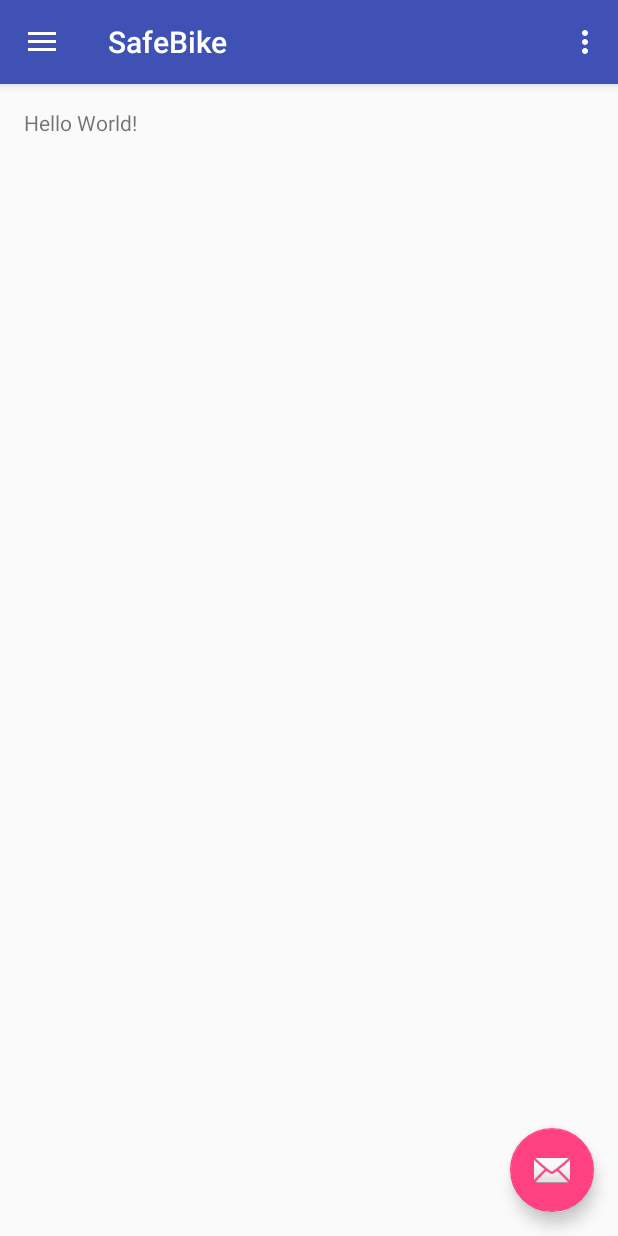
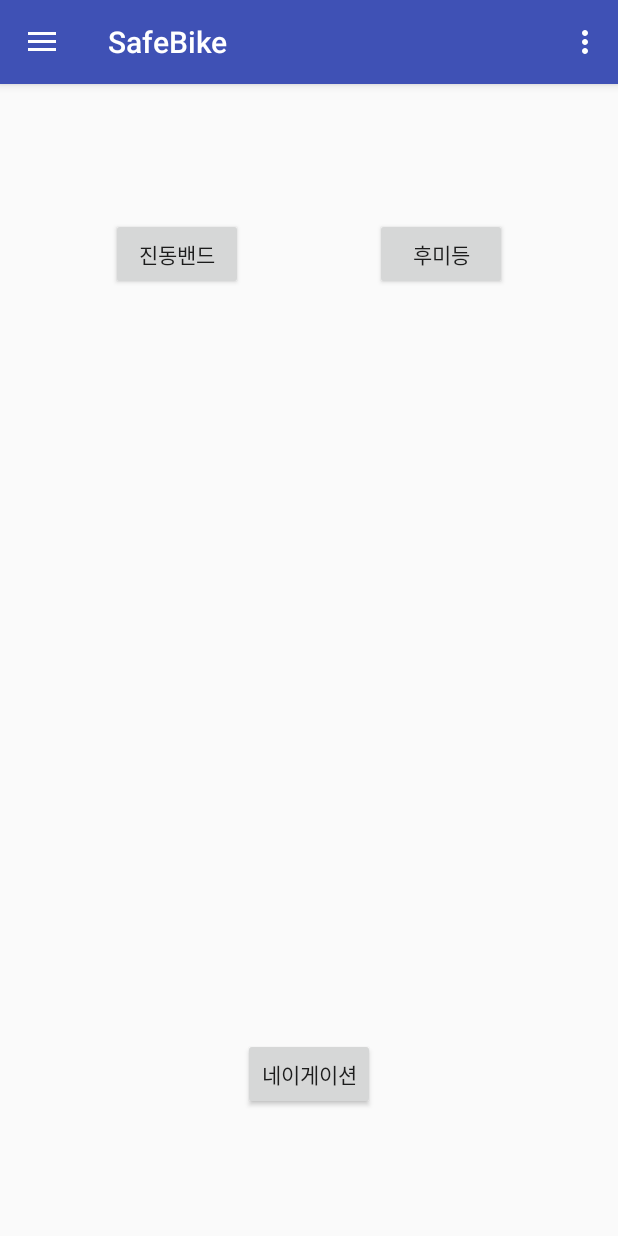
Before and after one commit to lhu114/SafeBike, an Android app: the screen it shows after launch (MainActivity), on a phone screen of 412 x 824 dp. Run offline under Robolectric (Android 15) with nearby library versions, the phone set to English and light mode, and no system bars.

Commit message:
[형욱 - 2015/10/29] 추가 : NavigationFragment, MainFragment, google_maps_api.xml, fragment_main.xml, fragment_navigation.xml 삭제 : 수정 : AndroidManifest.xml, MainActivity, build.gradle, content_main, app_bar_main 코멘트 : 메인액티비티에서 네비게이션 프래그먼트 지도 화면으로 이동까지 완료

```diff
--- a/app/build.gradle
+++ b/app/build.gradle
@@ -20,8 +20,9 @@ android {
 }
 
 dependencies {
-    compile fileTree(dir: 'libs', include: ['*.jar'])
+    compile fileTree(include: ['*.jar'], dir: 'libs')
     testCompile 'junit:junit:4.12'
     compile 'com.android.support:appcompat-v7:23.1.0'
     compile 'com.android.support:design:23.1.0'
+    compile 'com.google.android.gms:play-services:8.1.0'
 }
--- a/app/src/main/java/com/safering/safebike/MainActivity.java
+++ b/app/src/main/java/com/safering/safebike/MainActivity.java
@@ -1,9 +1,6 @@
 package com.safering.safebike;
 
 import android.os.Bundle;
-import android.support.design.widget.FloatingActionButton;
-import android.support.design.widget.Snackbar;
-import android.view.View;
 import android.support.design.widget.NavigationView;
 import android.support.v4.view.GravityCompat;
 import android.support.v4.widget.DrawerLayout;
@@ -17,20 +14,11 @@ public class MainActivity extends AppCompatActivity
         implements NavigationView.OnNavigationItemSelectedListener {
 
     @Override
-    protected void onCreate(Bundle savedInstanceState) {
+    protected void onCreate(final Bundle savedInstanceState) {
         super.onCreate(savedInstanceState);
         setContentView(R.layout.activity_main);
         Toolbar toolbar = (Toolbar) findViewById(R.id.toolbar);
         setSupportActionBar(toolbar);
-
-        FloatingActionButton fab = (FloatingActionButton) findViewById(R.id.fab);
-        fab.setOnClickListener(new View.OnClickListener() {
-            @Override
-            public void onClick(View view) {
-                Snackbar.make(view, "Replace with your own action", Snackbar.LENGTH_LONG)
-                        .setAction("Action", null).show();
-            }
-        });
 
         DrawerLayout drawer = (DrawerLayout) findViewById(R.id.drawer_layout);
         ActionBarDrawerToggle toggle = new ActionBarDrawerToggle(
@@ -40,6 +28,10 @@ public class MainActivity extends AppCompatActivity
 
         NavigationView navigationView = (NavigationView) findViewById(R.id.nav_view);
         navigationView.setNavigationItemSelectedListener(this);
+
+        if (savedInstanceState == null) {
+            getSupportFragmentManager().beginTransaction().add(R.id.container, new MainFragment()).commit();
+        }
     }
 
     @Override
--- /dev/null
+++ b/app/src/main/java/com/safering/safebike/MainFragment.java
@@ -0,0 +1,58 @@
+package com.safering.safebike;
+
+
+import android.os.Bundle;
+import android.support.v4.app.Fragment;
+import android.view.LayoutInflater;
+import android.view.View;
+import android.view.ViewGroup;
+import android.widget.Button;
+
+import com.safering.safebike.navigation.NavigationFragment;
+
+
+/**
+ * A simple {@link Fragment} subclass.
+ */
+public class MainFragment extends Fragment {
+
+    public MainFragment() {
+        // Required empty public constructor
+    }
+
+
+    @Override
+    public View onCreateView(LayoutInflater inflater, ViewGroup container,
+                             Bundle savedInstanceState) {
+        // Inflate the layout for this fragment
+        View view = inflater.inflate(R.layout.fragment_main, container, false);
+
+        Button btn = (Button) view.findViewById(R.id.btn_onoff_band);
+        btn.setOnClickListener(new View.OnClickListener() {
+            @Override
+            public void onClick(View v) {
+
+            }
+        });
+
+        btn = (Button) view.findViewById(R.id.btn_onoff_backlight);
+        btn.setOnClickListener(new View.OnClickListener() {
+            @Override
+            public void onClick(View v) {
+
+            }
+        });
+
+        btn = (Button) view.findViewById(R.id.btn_fwd_navigation);
+        btn.setOnClickListener(new View.OnClickListener() {
+            @Override
+            public void onClick(View v) {
+                getActivity().getSupportFragmentManager().beginTransaction().replace(R.id.container, new NavigationFragment()).addToBackStack(null).commit();
+
+            }
+        });
+
+        return view;
+    }
+
+}
--- a/app/src/main/res/layout/app_bar_main.xml
+++ b/app/src/main/res/layout/app_bar_main.xml
@@ -17,9 +17,5 @@
 
     <include layout="@layout/content_main" />
 
-    <android.support.design.widget.FloatingActionButton android:id="@+id/fab"
-        android:layout_width="wrap_content" android:layout_height="wrap_content"
-        android:layout_gravity="bottom|end" android:layout_margin="@dimen/fab_margin"
-        android:src="@android:drawable/ic_dialog_email" />
 
 </android.support.design.widget.CoordinatorLayout>
--- a/app/src/main/res/layout/content_main.xml
+++ b/app/src/main/res/layout/content_main.xml
@@ -1,14 +1,10 @@
 <?xml version="1.0" encoding="utf-8"?>
-<RelativeLayout xmlns:android="http://schemas.android.com/apk/res/android"
+<FrameLayout xmlns:android="http://schemas.android.com/apk/res/android"
     xmlns:tools="http://schemas.android.com/tools"
     xmlns:app="http://schemas.android.com/apk/res-auto" android:layout_width="match_parent"
-    android:layout_height="match_parent" android:paddingLeft="@dimen/activity_horizontal_margin"
-    android:paddingRight="@dimen/activity_horizontal_margin"
-    android:paddingTop="@dimen/activity_vertical_margin"
-    android:paddingBottom="@dimen/activity_vertical_margin"
+    android:layout_height="match_parent"
     app:layout_behavior="@string/appbar_scrolling_view_behavior" tools:showIn="@layout/app_bar_main"
-    tools:context=".MainActivity">
+    tools:context=".MainActivity"
+    android:id="@+id/container" >
 
-    <TextView android:text="Hello World!" android:layout_width="wrap_content"
-        android:layout_height="wrap_content" />
-</RelativeLayout>
+</FrameLayout>
--- /dev/null
+++ b/app/src/main/res/layout/fragment_main.xml
@@ -0,0 +1,34 @@
+<RelativeLayout xmlns:android="http://schemas.android.com/apk/res/android"
+    xmlns:tools="http://schemas.android.com/tools" android:layout_width="match_parent"
+    android:layout_height="match_parent" tools:context="com.safering.safebike.MainFragment">
+
+
+
+    <Button
+        android:layout_width="wrap_content"
+        android:layout_height="wrap_content"
+        android:text="@string/btn_fwd_navigation"
+        android:id="@+id/btn_fwd_navigation"
+        android:layout_gravity="center_horizontal|bottom"
+        android:layout_alignParentBottom="true"
+        android:layout_centerHorizontal="true"
+        android:layout_marginBottom="84dp" />
+
+    <Button
+        android:layout_width="wrap_content"
+        android:layout_height="wrap_content"
+        android:text="@string/btn_onoff_band"
+        android:id="@+id/btn_onoff_band"
+        android:layout_marginTop="89dp"
+        android:layout_alignParentTop="true"
+        android:layout_toStartOf="@+id/btn_fwd_navigation" />
+
+    <Button
+        android:layout_width="wrap_content"
+        android:layout_height="wrap_content"
+        android:text="@string/btn_onoff_backlight"
+        android:id="@+id/btn_onoff_backlight"
+        android:layout_alignTop="@+id/btn_onoff_band"
+        android:layout_toEndOf="@+id/btn_fwd_navigation" />
+
+</RelativeLayout>
--- a/app/src/main/res/values/strings.xml
+++ b/app/src/main/res/values/strings.xml
@@ -5,4 +5,11 @@
     <string name="navigation_drawer_close">Close navigation drawer</string>
 
     <string name="action_settings">Settings</string>
+
+<!-- TODO: Remove or change this placeholder text -->
+    <string name="hello_blank_fragment">Hello blank fragment</string>
+    <string name="btn_fwd_navigation">네이게이션</string>
+    <string name="title_activity_maps">Map</string>
+    <string name="btn_onoff_band">진동밴드</string>
+    <string name="btn_onoff_backlight">후미등</string>
 </resources>
```
Also changed, not shown: app/src/debug/res/values/google_maps_api.xml (added, +21 -0 lines), app/src/main/AndroidManifest.xml (+19 -0 lines), app/src/main/java/com/safering/safebike/navigation/NavigationFragment.java (added, +31 -0 lines), app/src/main/res/layout/fragment_navigation.xml (added, +35 -0 lines), 2 other files.
